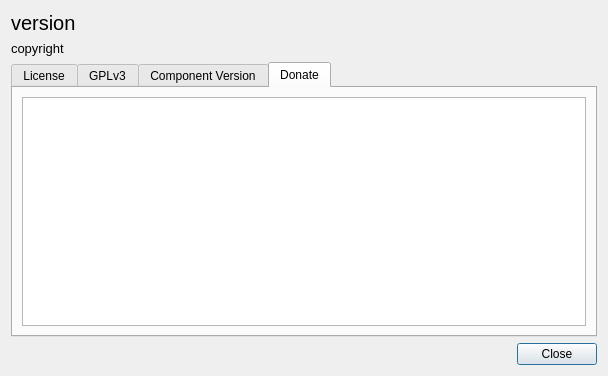
First picture: the form in src/aboutdialog.ui, repository ambiesoft/SceneExplorer, before the edit.
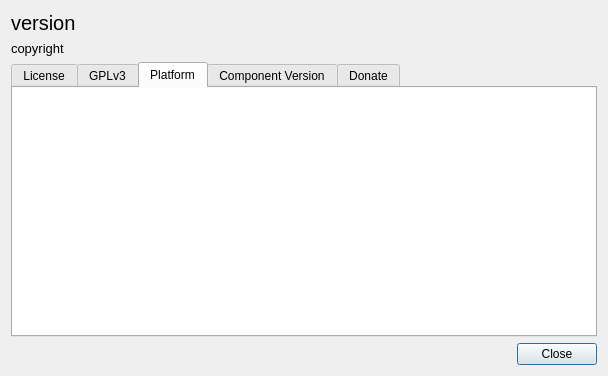
Second picture: the form after the edit. The open tabs and pages were chosen to show the change.

Commit message: Add 'Platform' tab in the About dialog. Update build tools

The edit to the form file:
```diff
--- a/src/aboutdialog.ui
+++ b/src/aboutdialog.ui
@@ -104,6 +104,35 @@
        </item>
       </layout>
      </widget>
+     <widget class="QWidget" name="tabPlatform">
+      <attribute name="title">
+       <string>Platform</string>
+      </attribute>
+      <layout class="QVBoxLayout" name="verticalLayout_6">
+       <property name="spacing">
+        <number>0</number>
+       </property>
+       <property name="leftMargin">
+        <number>0</number>
+       </property>
+       <property name="topMargin">
+        <number>0</number>
+       </property>
+       <property name="rightMargin">
+        <number>0</number>
+       </property>
+       <property name="bottomMargin">
+        <number>0</number>
+       </property>
+       <item>
+        <widget class="QTextBrowser" name="tbPlatform">
+         <property name="frameShape">
+          <enum>QFrame::NoFrame</enum>
+         </property>
+        </widget>
+       </item>
+      </layout>
+     </widget>
      <widget class="QWidget" name="tabComponentVersion">
       <attribute name="title">
        <string>Component Version</string>
@@ -119,8 +148,27 @@
        <string>Donate</string>
       </attribute>
       <layout class="QVBoxLayout" name="verticalLayout_5">
+       <property name="spacing">
+        <number>0</number>
+       </property>
+       <property name="leftMargin">
+        <number>0</number>
+       </property>
+       <property name="topMargin">
+        <number>0</number>
+       </property>
+       <property name="rightMargin">
+        <number>0</number>
+       </property>
+       <property name="bottomMargin">
+        <number>0</number>
+       </property>
        <item>
-        <widget class="QTextBrowser" name="tbDonate"/>
+        <widget class="QTextBrowser" name="tbDonate">
+         <property name="frameShape">
+          <enum>QFrame::NoFrame</enum>
+         </property>
+        </widget>
        </item>
       </layout>
      </widget>
```
Left out of the diff: 29 changed lines with no effect on the pictures. The commit also changes 6 other files.
